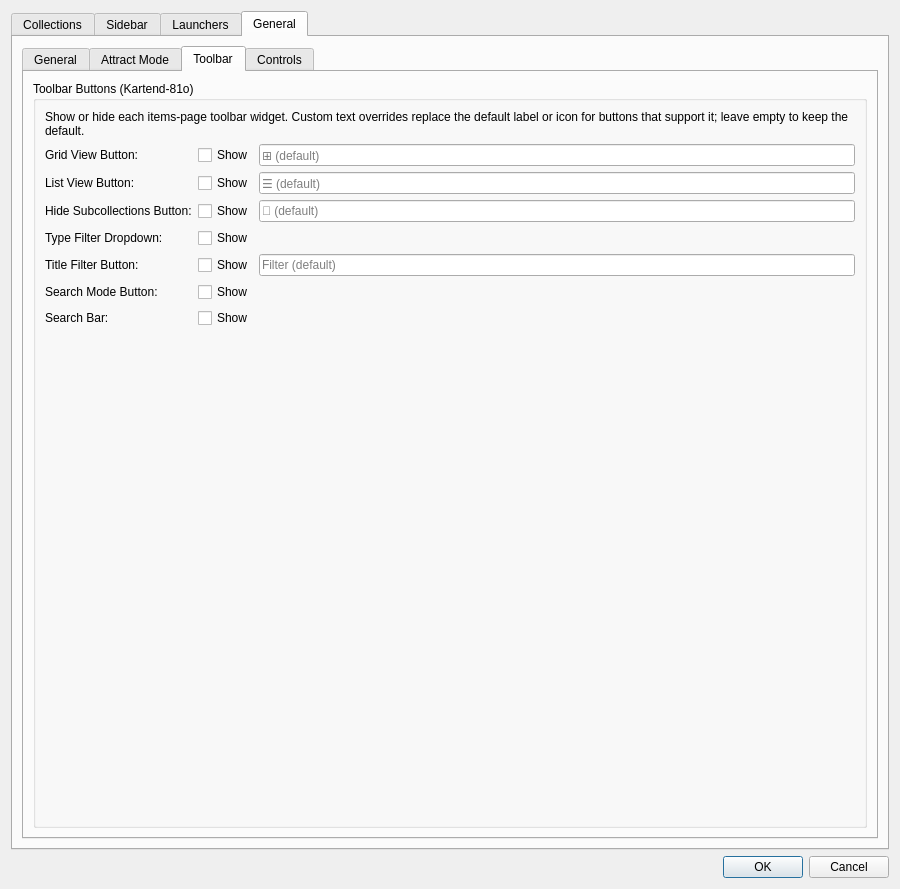
First picture: the form in src/ui/dialogs/settingsdialog.ui, repository EtherAura/Kartend, before the edit.
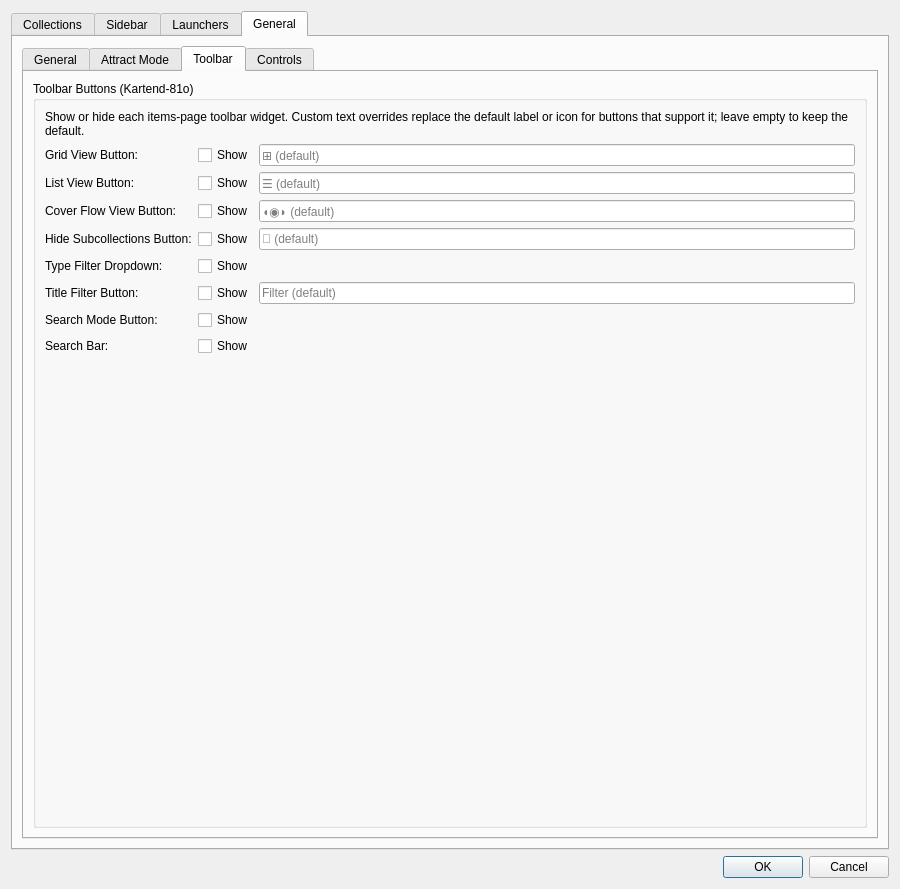
Second picture: the form after the edit. The open tabs and pages were chosen to show the change. Icons and pictures are not drawn. Custom widgets are drawn as their Qt base class.

Commit message: feat(coverflow): 3D carousel view mode with gallery toolbar [Kartend-3ile]

Patch:
```diff
--- a/src/ui/dialogs/settingsdialog.ui
+++ b/src/ui/dialogs/settingsdialog.ui
@@ -2232,11 +2232,31 @@
                  </layout>
                 </item>
                 <item row="2" column="0">
+                 <widget class="QLabel" name="toolbarCoverFlowViewLabel">
+                  <property name="text"><string>Cover Flow View Button:</string></property>
+                 </widget>
+                </item>
+                <item row="2" column="1">
+                 <layout class="QHBoxLayout" name="toolbarCoverFlowViewLayout">
+                  <item>
+                   <widget class="QCheckBox" name="toolbarCoverFlowViewVisibleCheckBox">
+                    <property name="text"><string>Show</string></property>
+                   </widget>
+                  </item>
+                  <item>
+                   <widget class="QLineEdit" name="toolbarCoverFlowViewTextEdit">
+                    <property name="placeholderText"><string>◖◉◗ (default)</string></property>
+                    <property name="toolTip"><string>Custom label or icon character; leave blank to keep the default.</string></property>
+                   </widget>
+                  </item>
+                 </layout>
+                </item>
+                <item row="3" column="0">
                  <widget class="QLabel" name="toolbarHideSubcollectionsLabel">
                   <property name="text"><string>Hide Subcollections Button:</string></property>
                  </widget>
                 </item>
-                <item row="2" column="1">
+                <item row="3" column="1">
                  <layout class="QHBoxLayout" name="toolbarHideSubcollectionsLayout">
                   <item>
                    <widget class="QCheckBox" name="toolbarHideSubcollectionsVisibleCheckBox">
@@ -2251,22 +2271,22 @@
                   </item>
                  </layout>
                 </item>
-                <item row="3" column="0">
+                <item row="4" column="0">
                  <widget class="QLabel" name="toolbarTypeFilterLabel">
                   <property name="text"><string>Type Filter Dropdown:</string></property>
                  </widget>
                 </item>
-                <item row="3" column="1">
+                <item row="4" column="1">
                  <widget class="QCheckBox" name="toolbarTypeFilterVisibleCheckBox">
                   <property name="text"><string>Show</string></property>
                  </widget>
                 </item>
-                <item row="4" column="0">
+                <item row="5" column="0">
                  <widget class="QLabel" name="toolbarTitleFilterLabel">
                   <property name="text"><string>Title Filter Button:</string></property>
                  </widget>
                 </item>
-                <item row="4" column="1">
+                <item row="5" column="1">
                  <layout class="QHBoxLayout" name="toolbarTitleFilterLayout">
                   <item>
                    <widget class="QCheckBox" name="toolbarTitleFilterVisibleCheckBox">
@@ -2281,22 +2301,22 @@
                   </item>
                  </layout>
                 </item>
-                <item row="5" column="0">
+                <item row="6" column="0">
                  <widget class="QLabel" name="toolbarSearchModeLabel">
                   <property name="text"><string>Search Mode Button:</string></property>
                  </widget>
                 </item>
-                <item row="5" column="1">
+                <item row="6" column="1">
                  <widget class="QCheckBox" name="toolbarSearchModeVisibleCheckBox">
                   <property name="text"><string>Show</string></property>
                  </widget>
                 </item>
-                <item row="6" column="0">
+                <item row="7" column="0">
                  <widget class="QLabel" name="toolbarSearchBarLabel">
                   <property name="text"><string>Search Bar:</string></property>
                  </widget>
                 </item>
-                <item row="6" column="1">
+                <item row="7" column="1">
                  <widget class="QCheckBox" name="toolbarSearchBarVisibleCheckBox">
                   <property name="text"><string>Show</string></property>
                  </widget>
```
Left out of the diff: 7 changed lines with no effect on the pictures. The commit also changes 26 other files.
